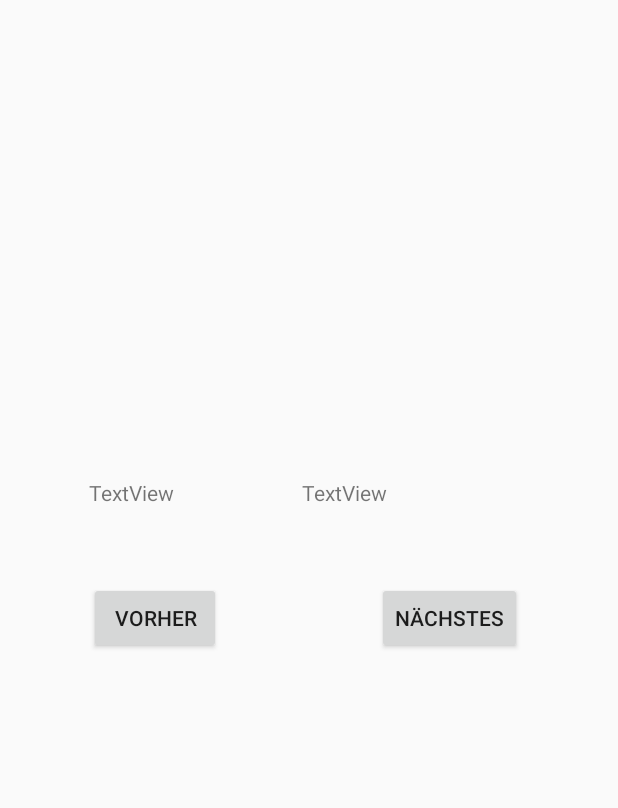
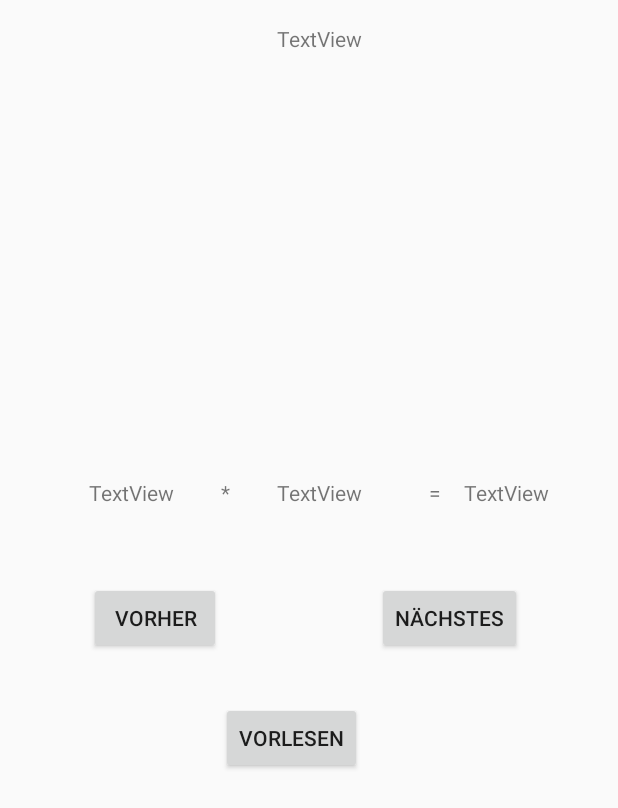
Before and after one commit to dominicpfeifer/SRL, an Android app: the layout activity_lernen_reihen.xml on its own in the app's theme, with its tools: preview values and no code run, on a phone screen of 412 x 824 dp. Shown: the top 808 px of the screen. Run offline under Robolectric (Android 15) with nearby library versions, the phone set to English and light mode, and no system bars.

Commit message:
Implementierung von Lernen und Lernen_reihen Funktion

```diff
--- a/app/src/main/AndroidManifest.xml
+++ b/app/src/main/AndroidManifest.xml
@@ -20,6 +20,9 @@
         </activity>
         <activity android:name=".MainActivity" />
         <activity android:name=".Highscore"></activity>
+        <activity android:name=".Lernen"></activity>
+        <activity android:name=".Lernen_reihen"></activity>
+
     </application>
 
 </manifest>
--- a/app/src/main/java/dominicpfeifer/srl/MainActivity.java
+++ b/app/src/main/java/dominicpfeifer/srl/MainActivity.java
@@ -184,7 +184,6 @@ public class MainActivity extends Activity  implements
         Log.e("TTS", "in speak!");
         tts.speak(text, TextToSpeech.QUEUE_FLUSH, null);
 
-
     }
 
 
--- a/app/src/main/res/layout/activity_lernen.xml
+++ b/app/src/main/res/layout/activity_lernen.xml
@@ -91,7 +91,7 @@
         android:layout_alignStart="@+id/btn_6er" />
 
     <Button
-        android:text="Button"
+        android:text="10er Reihe"
         android:layout_width="wrap_content"
         android:layout_height="wrap_content"
         android:layout_alignParentBottom="true"
--- a/app/src/main/res/layout/activity_lernen_reihen.xml
+++ b/app/src/main/res/layout/activity_lernen_reihen.xml
@@ -42,9 +42,54 @@
         android:text="TextView"
         android:layout_width="wrap_content"
         android:layout_height="wrap_content"
+        android:layout_marginEnd="30dp"
+        android:id="@+id/erg"
+        android:layout_alignBaseline="@+id/textView2"
+        android:layout_alignBottom="@+id/textView2"
+        android:layout_alignParentEnd="true" />
+
+    <TextView
+        android:text="TextView"
+        android:layout_width="wrap_content"
+        android:layout_height="wrap_content"
+        android:layout_alignParentTop="true"
+        android:layout_alignEnd="@+id/textView2"
+        android:id="@+id/currentReihe" />
+
+    <Button
+        android:text="Vorlesen"
+        android:layout_width="wrap_content"
+        android:layout_height="wrap_content"
+        android:layout_marginTop="32dp"
+        android:id="@+id/vorlesen"
+        android:layout_below="@+id/button"
+        android:layout_toEndOf="@+id/button" />
+
+    <TextView
+        android:text="TextView"
+        android:layout_width="wrap_content"
+        android:layout_height="wrap_content"
         android:id="@+id/textView2"
+        android:layout_alignBaseline="@+id/mal"
+        android:layout_alignBottom="@+id/mal"
+        android:layout_alignEnd="@+id/vorlesen" />
+
+    <TextView
+        android:text="*"
+        android:layout_width="wrap_content"
+        android:layout_height="wrap_content"
+        android:id="@+id/mal"
         android:layout_alignBaseline="@+id/textView"
         android:layout_alignBottom="@+id/textView"
-        android:layout_toEndOf="@+id/button"
-        android:layout_marginStart="54dp" />
+        android:layout_toEndOf="@+id/button" />
+
+    <TextView
+        android:text="="
+        android:layout_width="wrap_content"
+        android:layout_height="wrap_content"
+        android:id="@+id/gleich"
+        android:layout_alignBaseline="@+id/erg"
+        android:layout_alignBottom="@+id/erg"
+        android:layout_toStartOf="@+id/erg"
+        android:layout_marginEnd="15dp" />
 </RelativeLayout>
```
Also changed, not shown: app/src/main/java/dominicpfeifer/srl/Lernen.java (+46 -10 lines), app/src/main/java/dominicpfeifer/srl/Lernen_reihen.java (+106 -1 lines), app/src/main/java/dominicpfeifer/srl/MainMenue.java (+9 -0 lines), app/src/main/res/layout/activity_main.xml (+24 -11 lines).
